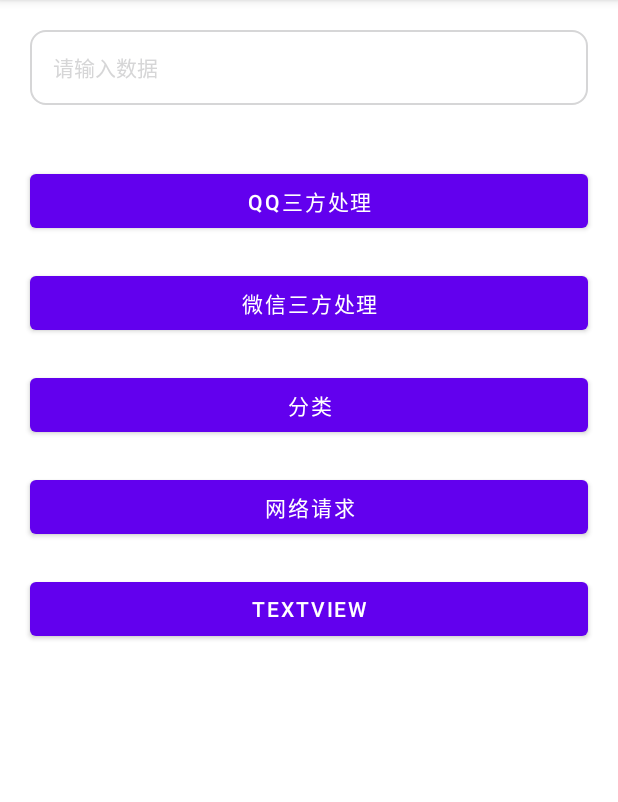
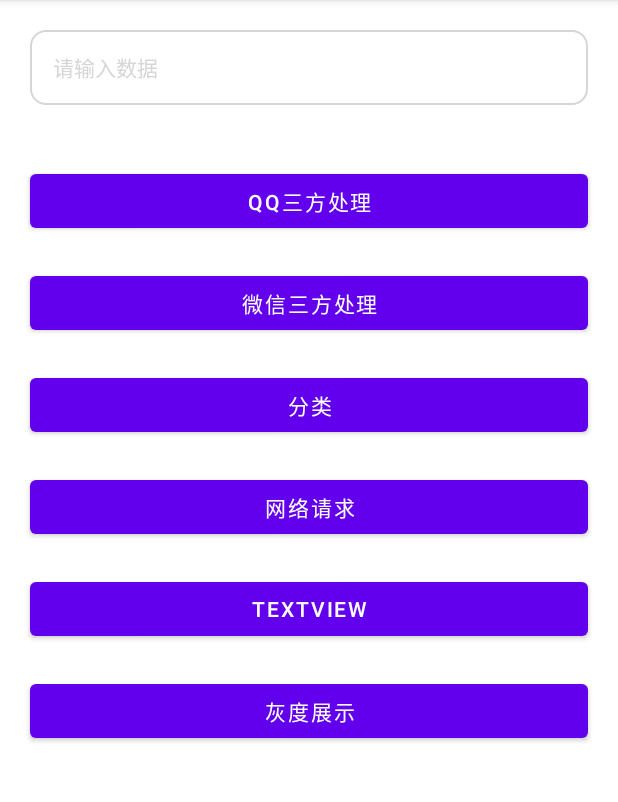
Before and after one commit to wukuiqing49/CommonProject, an Android app: the screen it shows after launch (MainActivity), on a phone screen of 412 x 824 dp, the part 84-886 px from its top. Run offline under Robolectric (Android 15) with nearby library versions, the phone set to English and light mode, and no system bars; our stand-ins replace data binding; libraries missing offline, so code that uses them is left out: com.wu.base; 2 statements that could not run were skipped.

Commit message:
置灰处理

```diff
--- a/app/src/main/java/com/wu/third/MainActivity.kt
+++ b/app/src/main/java/com/wu/third/MainActivity.kt
@@ -5,6 +5,8 @@ import androidx.appcompat.app.AppCompatActivity
 import android.os.Bundle
 import android.util.Log
 import android.widget.Button
+import com.wu.base.util.AlertUtil
+import com.wu.base.util.SharedPreferencesHelper
 import com.wu.network.api.MallApi
 import com.wu.network.listener.DataCallback
 import com.wu.network.model.UserInfo
@@ -33,9 +35,15 @@ class MainActivity : AppCompatActivity() {
         findViewById<Button>(R.id.bt_text).setOnClickListener {
             startActivity(Intent(this, TextViewActivity::class.java))
         }
+        findViewById<Button>(R.id.bt_text1).setOnClickListener {
+            var isGrey = SharedPreferencesHelper.getInstance(this).getBoolean("isGrey", false)
+            SharedPreferencesHelper.getInstance(this).setValue("isGrey", !isGrey)
+
+            AlertUtil.showDeftToast(this, "重启生效")
+        }
     }
 
-    fun net(){
+    fun net() {
         var map = HashMap<String, String>()
         map.put("name", "123")
         map.put("password", "456")
--- a/app/src/main/res/layout/activity_main.xml
+++ b/app/src/main/res/layout/activity_main.xml
@@ -90,6 +90,16 @@
             android:layout_height="wrap_content"
             android:text="TextView"
             tools:ignore="MissingConstraints" />
+
+        <Button
+            android:id="@+id/bt_text1"
+            android:layout_marginTop="20dp"
+            android:layout_marginRight="20dp"
+            android:layout_marginLeft="20dp"
+            android:layout_width="match_parent"
+            android:layout_height="wrap_content"
+            android:text="灰度展示"
+            tools:ignore="MissingConstraints" />
     </LinearLayout>
 
 </LinearLayout>
```
